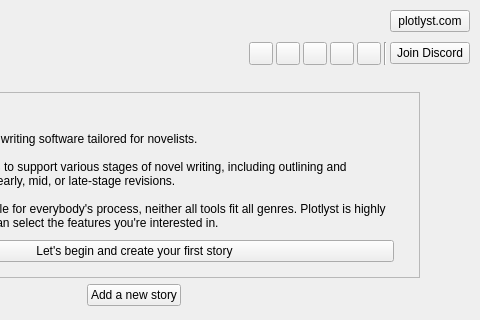
Old version of the form ui/home_view.ui in the repository zkovari/plotlyst; both pictures show x 291 to 771 and y 0 to 320 of the 771 by 492 pixel window.
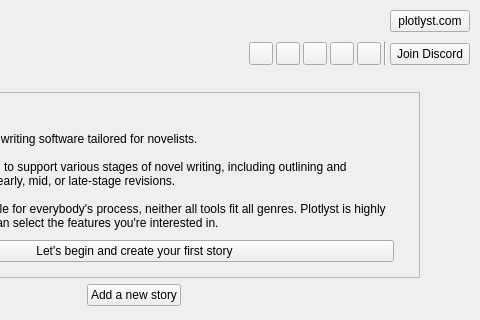
New version of the form.

Commit message: Align socials to the bottom

What changed in the file:
```diff
--- a/ui/home_view.ui
+++ b/ui/home_view.ui
@@ -217,7 +217,7 @@
              </property>
             </widget>
            </item>
-           <item>
+           <item alignment="Qt::AlignBottom">
             <widget class="QPushButton" name="btnJoinDiscord">
              <property name="cursor">
               <cursorShape>PointingHandCursor</cursorShape>
```
Left out of the diff: 10 changed lines with no effect on the pictures.
